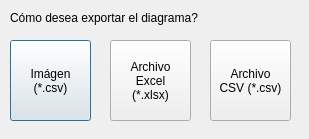
First picture: the form in ppcc/exportdiagramdialog.ui, repository ErnestoVivas/Multiconsult-ppcc, before the edit.
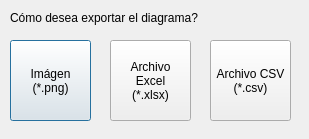
Second picture: the form after the edit.

What changed in the file:
```diff
--- a/ppcc/exportdiagramdialog.ui
+++ b/ppcc/exportdiagramdialog.ui
@@ -37,7 +37,7 @@
    </property>
    <property name="text">
     <string>Imágen
-(*.csv)</string>
+(*.png)</string>
    </property>
   </widget>
   <widget class="QPushButton" name="buttonExcel">
@@ -65,8 +65,8 @@
     </rect>
    </property>
    <property name="text">
-    <string>Archivo
-CSV (*.csv)</string>
+    <string>Archivo CSV
+(*.csv)</string>
    </property>
   </widget>
  </widget>
```
